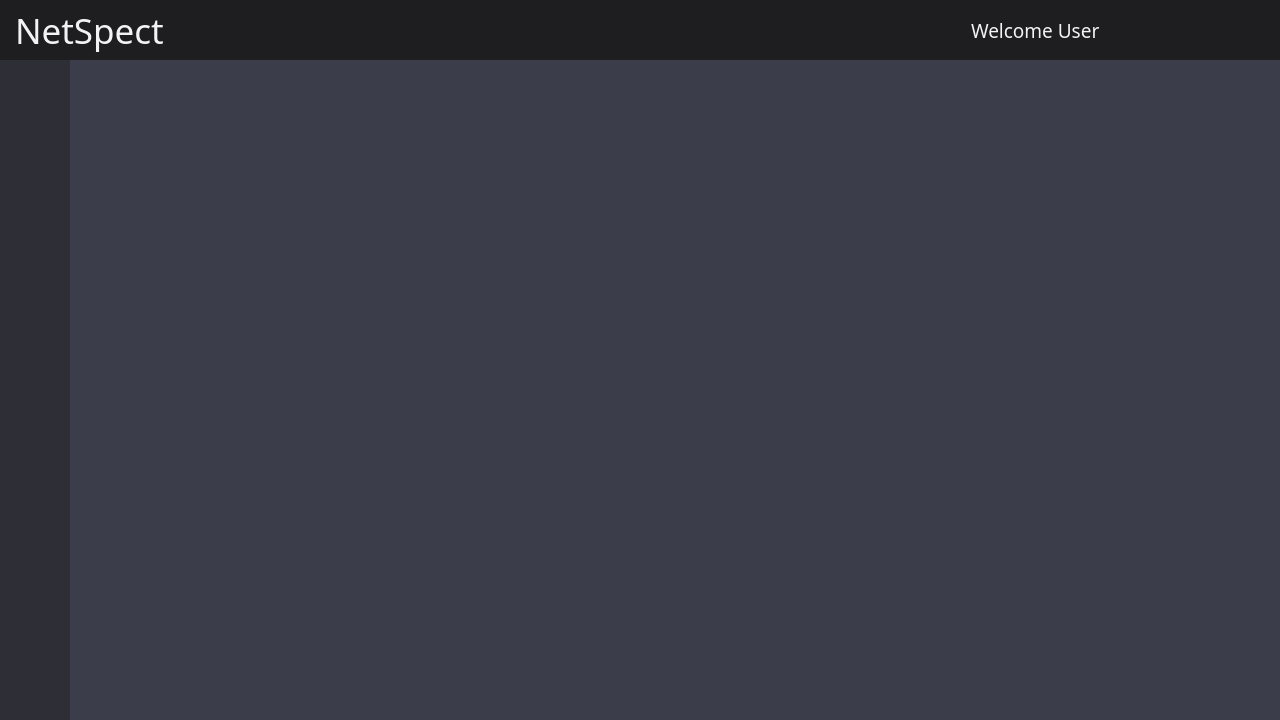
Shayhha/NetSpect, file src/interface/NetSpect.ui: the form before one commit.
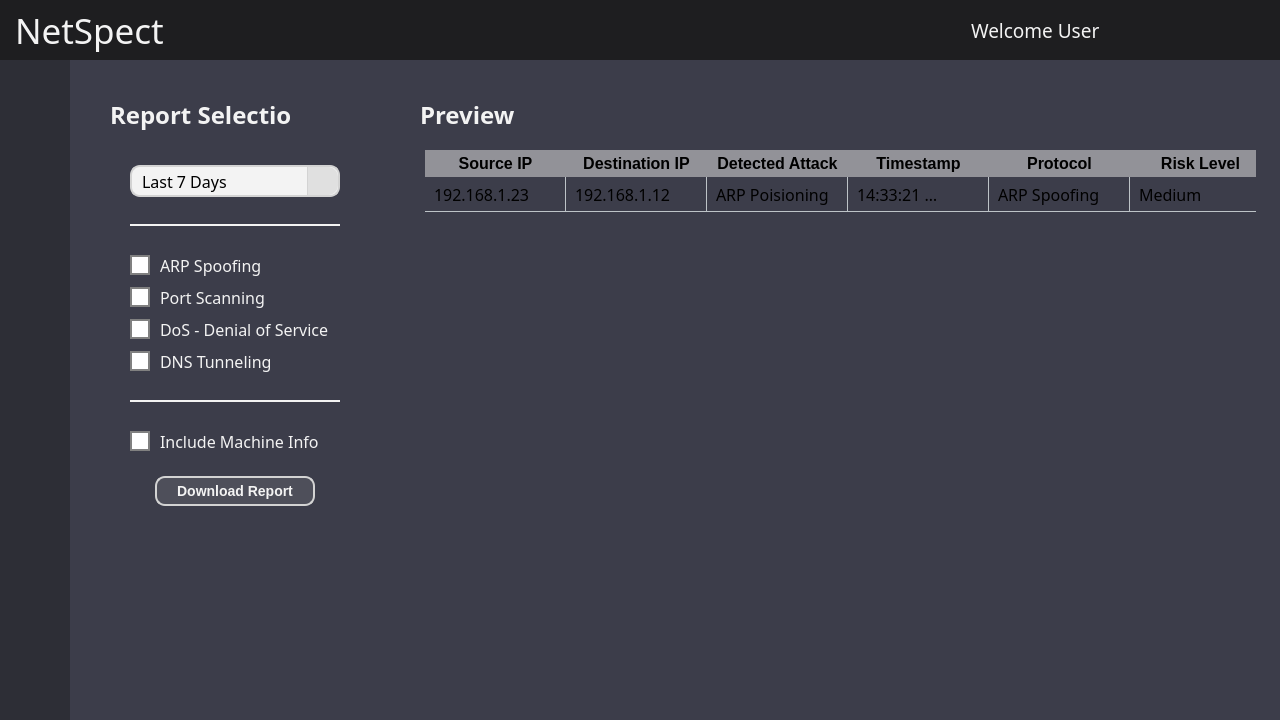
The form after the commit. The open tabs and pages were chosen to show the change. Icons and pictures are not drawn.

Commit message: Small fix to the size of the combobox. Also added the report page design.

```diff
--- a/src/interface/NetSpect.ui
+++ b/src/interface/NetSpect.ui
@@ -899,7 +899,835 @@
       </layout>
      </widget>
     </widget>
-    <widget class="QWidget" name="reportPage"/>
+    <widget class="QWidget" name="reportPage">
+     <widget class="QFrame" name="horizontalFrame">
+      <property name="geometry">
+       <rect>
+        <x>0</x>
+        <y>0</y>
+        <width>1211</width>
+        <height>661</height>
+       </rect>
+      </property>
+      <property name="minimumSize">
+       <size>
+        <width>1210</width>
+        <height>660</height>
+       </size>
+      </property>
+      <layout class="QHBoxLayout" name="horizontalLayout_8">
+       <property name="spacing">
+        <number>20</number>
+       </property>
+       <property name="leftMargin">
+        <number>20</number>
+       </property>
+       <property name="topMargin">
+        <number>20</number>
+       </property>
+       <property name="rightMargin">
+        <number>20</number>
+       </property>
+       <property name="bottomMargin">
+        <number>20</number>
+       </property>
+       <item>
+        <widget class="QFrame" name="reportSelectionVerticalFrameOutside">
+         <layout class="QVBoxLayout" name="verticalLayout_16">
+          <property name="spacing">
+           <number>15</number>
+          </property>
+          <property name="leftMargin">
+           <number>20</number>
+          </property>
+          <property name="topMargin">
+           <number>20</number>
+          </property>
+          <property name="rightMargin">
+           <number>20</number>
+          </property>
+          <property name="bottomMargin">
+           <number>20</number>
+          </property>
+          <item>
+           <widget class="QLabel" name="reportSelectionLabel">
+            <property name="minimumSize">
+             <size>
+              <width>180</width>
+              <height>30</height>
+             </size>
+            </property>
+            <property name="maximumSize">
+             <size>
+              <width>180</width>
+              <height>30</height>
+             </size>
+            </property>
+            <property name="font">
+             <font>
+              <family>Cairo</family>
+              <pointsize>18</pointsize>
+              <weight>75</weight>
+              <bold>true</bold>
+             </font>
+            </property>
+            <property name="styleSheet">
+             <string notr="true">#reportSelectionLabel {
+	background-color: transparent;
+	color: #f3f3f3;
+}</string>
+            </property>
+            <property name="text">
+             <string>Report Selection</string>
+            </property>
+            <property name="alignment">
+             <set>Qt::AlignLeading|Qt::AlignLeft|Qt::AlignVCenter</set>
+            </property>
+            <property name="wordWrap">
+             <bool>false</bool>
+            </property>
+           </widget>
+          </item>
+          <item>
+           <widget class="QFrame" name="reportSelectionVerticalFrameInside">
+            <property name="minimumSize">
+             <size>
+              <width>250</width>
+              <height>0</height>
+             </size>
+            </property>
+            <property name="styleSheet">
+             <string notr="true"/>
+            </property>
+            <layout class="QVBoxLayout" name="verticalLayout_11">
+             <property name="spacing">
+              <number>8</number>
+             </property>
+             <property name="leftMargin">
+              <number>20</number>
+             </property>
+             <property name="topMargin">
+              <number>20</number>
+             </property>
+             <property name="rightMargin">
+              <number>20</number>
+             </property>
+             <property name="bottomMargin">
+              <number>20</number>
+             </property>
+             <item>
+              <widget class="QComboBox" name="reportDurationComboBox">
+               <property name="minimumSize">
+                <size>
+                 <width>210</width>
+                 <height>32</height>
+                </size>
+               </property>
+               <property name="maximumSize">
+                <size>
+                 <width>210</width>
+                 <height>32</height>
+                </size>
+               </property>
+               <property name="font">
+                <font>
+                 <family>Cairo</family>
+                 <pointsize>12</pointsize>
+                </font>
+               </property>
+               <property name="cursor">
+                <cursorShape>PointingHandCursor</cursorShape>
+               </property>
+               <property name="styleSheet">
+                <string notr="true">#reportDurationComboBox {
+    background-color: #f3f3f3;
+    color: black;
+    border: 2px solid lightgray; /* Fixed typo */
+    border-radius: 10px;
+    padding-left: 10px;
+    height: 29px;
+}
+
+/* Style the drop-down button */
+#reportDurationComboBox::drop-down {
+    border-left: 1px solid lightgray;
+    background-color: #e0e0e0;
+    border-top-right-radius: 10px;
+    border-bottom-right-radius: 10px;
+    width: 30px;
+}
+
+/* Change appearance when hovering over the button */
+#reportDurationComboBox::drop-down:hover {
+    background-color: #d0d0d0;
+}
+
+/* Style the drop-down arrow */
+#reportDurationComboBox::down-arrow {
+    image: url(&quot;C:/Projects/NetSpect/src/interface/Icons/ChevronDownDark.png&quot;);
+    width: 15px;
+    height: 15px;
+}
+
+/* Dropdown (popup) styles */
+#reportDurationComboBox QAbstractItemView {
+    background-color: #f3f3f3;
+    border: 1px solid lightgray;
+    selection-background-color: lightgray;
+    selection-color: black;
+    padding: 5px;
+}
+</string>
+               </property>
+               <item>
+                <property name="text">
+                 <string>Last 7 Days</string>
+                </property>
+               </item>
+              </widget>
+             </item>
+             <item>
+              <widget class="Line" name="horizontalLine1">
+               <property name="minimumSize">
+                <size>
+                 <width>210</width>
+                 <height>40</height>
+                </size>
+               </property>
+               <property name="styleSheet">
+                <string notr="true">#horizontalLine1 {
+	color: #f3f3f3;
+}</string>
+               </property>
+               <property name="frameShadow">
+                <enum>QFrame::Plain</enum>
+               </property>
+               <property name="lineWidth">
+                <number>2</number>
+               </property>
+               <property name="orientation">
+                <enum>Qt::Horizontal</enum>
+               </property>
+              </widget>
+             </item>
+             <item>
+              <widget class="QCheckBox" name="arpSpoofingCheckBox">
+               <property name="maximumSize">
+                <size>
+                 <width>16777215</width>
+                 <height>30</height>
+                </size>
+               </property>
+               <property name="font">
+                <font>
+                 <family>Cairo</family>
+                 <pointsize>-1</pointsize>
+                </font>
+               </property>
+               <property name="cursor">
+                <cursorShape>PointingHandCursor</cursorShape>
+               </property>
+               <property name="styleSheet">
+                <string notr="true">#arpSpoofingCheckBox {
+    spacing: 10px; /* Space between checkbox and text */
+    font-size: 16px; /* Optional: Adjust text size */
+    color: #f3f3f3; /* Optional: Adjust text color */
+}
+
+QCheckBox::indicator {
+    width: 16px;  /* Increase checkbox size */
+    height: 16px;
+}
+
+/* Style the checkbox when checked */
+QCheckBox::indicator:checked {
+    background-color: #0078D7; /* Change color when checked */
+    border: 2px solid #005BBB;
+}
+
+/* Style the checkbox when unchecked */
+QCheckBox::indicator:unchecked {
+    background-color: white;
+    border: 2px solid gray;
+}
+
+/* Hover effect */
+QCheckBox::indicator:hover {
+    border: 2px solid black;
+}</string>
+               </property>
+               <property name="text">
+                <string>ARP Spoofing</string>
+               </property>
+              </widget>
+             </item>
+             <item>
+              <widget class="QCheckBox" name="portScanningCheckBox">
+               <property name="maximumSize">
+                <size>
+                 <width>16777215</width>
+                 <height>30</height>
+                </size>
+               </property>
+               <property name="font">
+                <font>
+                 <family>Cairo</family>
+                 <pointsize>-1</pointsize>
+                </font>
+               </property>
+               <property name="cursor">
+                <cursorShape>PointingHandCursor</cursorShape>
+               </property>
+               <property name="styleSheet">
+                <string notr="true">#portScanningCheckBox {
+    spacing: 10px; /* Space between checkbox and text */
+    font-size: 16px; /* Optional: Adjust text size */
+    color: #f3f3f3; /* Optional: Adjust text color */
+}
+
+QCheckBox::indicator {
+    width: 16px;  /* Increase checkbox size */
+    height: 16px;
+}
+
+/* Style the checkbox when checked */
+QCheckBox::indicator:checked {
+    background-color: #0078D7; /* Change color when checked */
+    border: 2px solid #005BBB;
+}
+
+/* Style the checkbox when unchecked */
+QCheckBox::indicator:unchecked {
+    background-color: white;
+    border: 2px solid gray;
+}
+
+/* Hover effect */
+QCheckBox::indicator:hover {
+    border: 2px solid black;
+}</string>
+               </property>
+               <property name="text">
+                <string>Port Scanning</string>
+               </property>
+              </widget>
+             </item>
+             <item>
+              <widget class="QCheckBox" name="denialOfServiceCheckBox">
+               <property name="maximumSize">
+                <size>
+                 <width>16777215</width>
+                 <height>30</height>
+                </size>
+               </property>
+               <property name="font">
+                <font>
+                 <family>Cairo</family>
+                 <pointsize>-1</pointsize>
+                </font>
+               </property>
+               <property name="cursor">
+                <cursorShape>PointingHandCursor</cursorShape>
+               </property>
+               <property name="styleSheet">
+                <string notr="true">#denialOfServiceCheckBox {
+    spacing: 10px; /* Space between checkbox and text */
+    font-size: 16px; /* Optional: Adjust text size */
+    color: #f3f3f3; /* Optional: Adjust text color */
+}
+
+QCheckBox::indicator {
+    width: 16px;  /* Increase checkbox size */
+    height: 16px;
+}
+
+/* Style the checkbox when checked */
+QCheckBox::indicator:checked {
+    background-color: #0078D7; /* Change color when checked */
+    border: 2px solid #005BBB;
+}
+
+/* Style the checkbox when unchecked */
+QCheckBox::indicator:unchecked {
+    background-color: white;
+    border: 2px solid gray;
+}
+
+/* Hover effect */
+QCheckBox::indicator:hover {
+    border: 2px solid black;
+}</string>
+               </property>
+               <property name="text">
+                <string>DoS - Denial of Service</string>
+               </property>
+              </widget>
+             </item>
+             <item>
+              <widget class="QCheckBox" name="dnsTunnelingCheckBox">
+               <property name="maximumSize">
+                <size>
+                 <width>16777215</width>
+                 <height>30</height>
+                </size>
+               </property>
+               <property name="font">
+                <font>
+                 <family>Cairo</family>
+                 <pointsize>-1</pointsize>
+                </font>
+               </property>
+               <property name="cursor">
+                <cursorShape>PointingHandCursor</cursorShape>
+               </property>
+               <property name="styleSheet">
+                <string notr="true">#dnsTunnelingCheckBox {
+    spacing: 10px; /* Space between checkbox and text */
+    font-size: 16px; /* Optional: Adjust text size */
+    color: #f3f3f3; /* Optional: Adjust text color */
+}
+
+QCheckBox::indicator {
+    width: 16px;  /* Increase checkbox size */
+    height: 16px;
+}
+
+/* Style the checkbox when checked */
+QCheckBox::indicator:checked {
+    background-color: #0078D7; /* Change color when checked */
+    border: 2px solid #005BBB;
+}
+
+/* Style the checkbox when unchecked */
+QCheckBox::indicator:unchecked {
+    background-color: white;
+    border: 2px solid gray;
+}
+
+/* Hover effect */
+QCheckBox::indicator:hover {
+    border: 2px solid black;
+}</string>
+               </property>
+               <property name="text">
+                <string>DNS Tunneling</string>
+               </property>
+              </widget>
+             </item>
+             <item>
+              <widget class="Line" name="horizontalLine2">
+               <property name="minimumSize">
+                <size>
+                 <width>0</width>
+                 <height>40</height>
+                </size>
+               </property>
+               <property name="styleSheet">
+                <string notr="true">#horizontalLine2 {
+ color: #f3f3f3
+}</string>
+               </property>
+               <property name="frameShadow">
+                <enum>QFrame::Plain</enum>
+               </property>
+               <property name="lineWidth">
+                <number>2</number>
+               </property>
+               <property name="orientation">
+                <enum>Qt::Horizontal</enum>
+               </property>
+              </widget>
+             </item>
+             <item>
+              <widget class="QCheckBox" name="machineInfoCheckBox">
+               <property name="maximumSize">
+                <size>
+                 <width>16777215</width>
+                 <height>30</height>
+                </size>
+               </property>
+               <property name="font">
+                <font>
+                 <family>Cairo</family>
+                 <pointsize>-1</pointsize>
+                </font>
+               </property>
+               <property name="cursor">
+                <cursorShape>PointingHandCursor</cursorShape>
+               </property>
+               <property name="styleSheet">
+                <string notr="true">QCheckBox::indicator {
+    width: 16px;  /* Increase checkbox size */
+    height: 16px;
+}
+
+QCheckBox {
+    spacing: 10px; /* Space between checkbox and text */
+    font-size: 16px; /* Optional: Adjust text size */
+    color: #f3f3f3; /* Optional: Adjust text color */
+}
+
+/* Style the checkbox when checked */
+QCheckBox::indicator:checked {
+    background-color: #0078D7; /* Change color when checked */
+    border: 2px solid #005BBB;
+}
+
+/* Style the checkbox when unchecked */
+QCheckBox::indicator:unchecked {
+    background-color: white;
+    border: 2px solid gray;
+}
+
+/* Hover effect */
+QCheckBox::indicator:hover {
+    border: 2px solid black;
+}</string>
+               </property>
+               <property name="text">
+                <string>Include Machine Info</string>
+               </property>
+              </widget>
+             </item>
+             <item>
+              <widget class="QFrame" name="downloadReportButtonFrame">
+               <layout class="QHBoxLayout" name="passwordButtonHorizontalLayout_2">
+                <property name="topMargin">
+                 <number>15</number>
+                </property>
+                <item>
+                 <widget class="QPushButton" name="downloadReportPushButton">
+                  <property name="maximumSize">
+                   <size>
+                    <width>160</width>
+                    <height>31</height>
+                   </size>
+                  </property>
+                  <property name="cursor">
+                   <cursorShape>PointingHandCursor</cursorShape>
+                  </property>
+                  <property name="styleSheet">
+                   <string notr="true">#downloadReportPushButton  {
+    background-color: #4E4F5A; 
+    border: 2px solid lightgray;  
+    border-radius: 10px;         
+    padding: 5px;              
+    font-size: 14px; 
+	font-weight: bold;          
+    color: #f3f3f3;       
+}</string>
+                  </property>
+                  <property name="text">
+                   <string>Download Report</string>
+                  </property>
+                 </widget>
+                </item>
+               </layout>
+              </widget>
+             </item>
+             <item>
+              <spacer name="ReportVerticalSpacer">
+               <property name="orientation">
+                <enum>Qt::Vertical</enum>
+               </property>
+               <property name="sizeHint" stdset="0">
+                <size>
+                 <width>20</width>
+                 <height>40</height>
+                </size>
+               </property>
+              </spacer>
+             </item>
+            </layout>
+           </widget>
+          </item>
+         </layout>
+        </widget>
+       </item>
+       <item>
+        <widget class="QFrame" name="reportPreviewVerticalFrame">
+         <layout class="QVBoxLayout" name="verticalLayout_14">
+          <property name="spacing">
+           <number>15</number>
+          </property>
+          <property name="leftMargin">
+           <number>20</number>
+          </property>
+          <property name="topMargin">
+           <number>20</number>
+          </property>
+          <property name="rightMargin">
+           <number>0</number>
+          </property>
+          <property name="bottomMargin">
+           <number>0</number>
+          </property>
+          <item>
+           <widget class="QLabel" name="reportPreviewLabel">
+            <property name="minimumSize">
+             <size>
+              <width>100</width>
+              <height>30</height>
+             </size>
+            </property>
+            <property name="maximumSize">
+             <size>
+              <width>100</width>
+              <height>30</height>
+             </size>
+            </property>
+            <property name="font">
+             <font>
+              <family>Cairo</family>
+              <pointsize>18</pointsize>
+              <weight>75</weight>
+              <bold>true</bold>
+             </font>
+            </property>
+            <property name="styleSheet">
+             <string notr="true">#reportPreviewLabel {
+	background-color: transparent;
+	color: #f3f3f3;
+}</string>
+            </property>
+            <property name="text">
+             <string>Preview</string>
+            </property>
+            <property name="alignment">
+             <set>Qt::AlignLeading|Qt::AlignLeft|Qt::AlignVCenter</set>
+            </property>
+            <property name="wordWrap">
+             <bool>false</bool>
+            </property>
+           </widget>
+          </item>
+          <item>
+           <widget class="QFrame" name="previewTableVerticalFrame">
+            <property name="styleSheet">
+             <string notr="true">#reportPreviewVerticalFrame {
+   background-color: rgba(204, 204, 204, 0.6);;
+   color: black;
+   border-radius: 15px;
+   border-style: outset;
+   border-width: 2px;
+   border-color: black;	
+}</string>
+            </property>
+            <layout class="QVBoxLayout" name="verticalLayout_12">
+             <property name="spacing">
+              <number>10</number>
+             </property>
+             <property name="leftMargin">
+              <number>5</number>
+             </property>
+             <property name="topMargin">
+              <number>5</number>
+             </property>
+             <property name="rightMargin">
+              <number>5</number>
+             </property>
+             <property name="bottomMargin">
+              <number>5</number>
+             </property>
+             <item>
+              <widget class="QTableWidget" name="reportPreviewTableWidget">
+               <property name="minimumSize">
+                <size>
+                 <width>551</width>
+                 <height>571</height>
+                </size>
+               </property>
+               <property name="font">
+                <font>
+                 <family>Cairo</family>
+                 <pointsize>12</pointsize>
+                </font>
+               </property>
+               <property name="styleSheet">
+                <string notr="true">QTableWidget {
+    border-radius: 8px;
+    background-color: transparent;
+    gridline-color: #bdc3c7;
+}
+
+QHeaderView::section {
+    background-color: rgba(204, 204, 204, 0.6);
+    color: black;
+    padding: 2px;
+    font-size: 16px;
+    font-weight: bold;
+    border: none;
+}
+
+QTableWidget QHeaderView::section:vertical {
+    background-color: rgba(204, 204, 204, 0.6);
+    color: black;
+    font-size: 14px;
+    font-weight: bold;
+    border: none;
+    padding: 4px;
+}
+
+QTableWidget::item {
+    padding: 6px;
+    border: none;
+}
+
+QTableWidget::item:selected {
+    background-color: #2980b9;
+    color: white;
+    border-radius: 4px;
+}
+
+QTableWidget::item:hover {
+    background-color: #d5e8f6;
+}
+
+QTableWidget::corner {
+    background-color: #3498db;
+    border-top-left-radius: 8px;
+}
+
+QTableWidget QScrollBar:vertical {
+    border: none;
+    background: transparent;
+    width: 8px;
+    margin: 2px;
+}
+
+QTableWidget QScrollBar::handle:vertical {
+    background: #3498db;
+    border-radius: 4px;
+}
+
+QTableWidget QScrollBar:horizontal {
+    border: none;
+    background: transparent;
+    height: 8px;
+    margin: 2px;
+}
+
+QTableWidget QScrollBar::handle:horizontal {
+    background: #3498db;
+    border-radius: 4px;
+}
+</string>
+               </property>
+               <property name="verticalScrollBarPolicy">
+                <enum>Qt::ScrollBarAsNeeded</enum>
+               </property>
+               <property name="horizontalScrollBarPolicy">
+                <enum>Qt::ScrollBarAlwaysOff</enum>
+               </property>
+               <property name="textElideMode">
+                <enum>Qt::ElideLeft</enum>
+               </property>
+               <attribute name="horizontalHeaderCascadingSectionResizes">
+                <bool>false</bool>
+               </attribute>
+               <attribute name="horizontalHeaderMinimumSectionSize">
+                <number>141</number>
+               </attribute>
+               <attribute name="horizontalHeaderDefaultSectionSize">
+                <number>140</number>
+               </attribute>
+               <attribute name="horizontalHeaderShowSortIndicator" stdset="0">
+                <bool>false</bool>
+               </attribute>
+               <attribute name="horizontalHeaderStretchLastSection">
+                <bool>false</bool>
+               </attribute>
+               <attribute name="verticalHeaderVisible">
+                <bool>false</bool>
+               </attribute>
+               <attribute name="verticalHeaderMinimumSectionSize">
+                <number>35</number>
+               </attribute>
+               <attribute name="verticalHeaderDefaultSectionSize">
+                <number>35</number>
+               </attribute>
+               <attribute name="verticalHeaderShowSortIndicator" stdset="0">
+                <bool>false</bool>
+               </attribute>
+               <attribute name="verticalHeaderStretchLastSection">
+                <bool>false</bool>
+               </attribute>
+               <row>
+                <property name="text">
+                 <string>#1</string>
+                </property>
+               </row>
+               <column>
+                <property name="text">
+                 <string>Source IP</string>
+                </property>
+               </column>
+               <column>
+                <property name="text">
+                 <string>Destination IP</string>
+                </property>
+               </column>
+               <column>
+                <property name="text">
+                 <string>Detected Attack</string>
+                </property>
+               </column>
+               <column>
+                <property name="text">
+                 <string>Timestamp</string>
+                </property>
+               </column>
+               <column>
+                <property name="text">
+                 <string>Protocol</string>
+                </property>
+               </column>
+               <column>
+                <property name="text">
+                 <string>Risk Level</string>
+                </property>
+               </column>
+               <item row="0" column="0">
+                <property name="text">
+                 <string>192.168.1.23</string>
+                </property>
+               </item>
+               <item row="0" column="1">
+                <property name="text">
+                 <string>192.168.1.12</string>
+                </property>
+               </item>
+               <item row="0" column="2">
+                <property name="text">
+                 <string>ARP Poisioning</string>
+                </property>
+               </item>
+               <item row="0" column="3">
+                <property name="text">
+                 <string>14:33:21 12/12/25</string>
+                </property>
+               </item>
+               <item row="0" column="4">
+                <property name="text">
+                 <string>ARP Spoofing</string>
+                </property>
+               </item>
+               <item row="0" column="5">
+                <property name="text">
+                 <string>Medium</string>
+                </property>
+               </item>
+              </widget>
+             </item>
+            </layout>
+           </widget>
+          </item>
+         </layout>
+        </widget>
+       </item>
+      </layout>
+     </widget>
+    </widget>
     <widget class="QWidget" name="infoPage"/>
     <widget class="QWidget" name="settingsPage">
      <widget class="QFrame" name="settingsHorizontalFrame">
```
Left out of the diff: 7 changed lines with no effect on the pictures.
